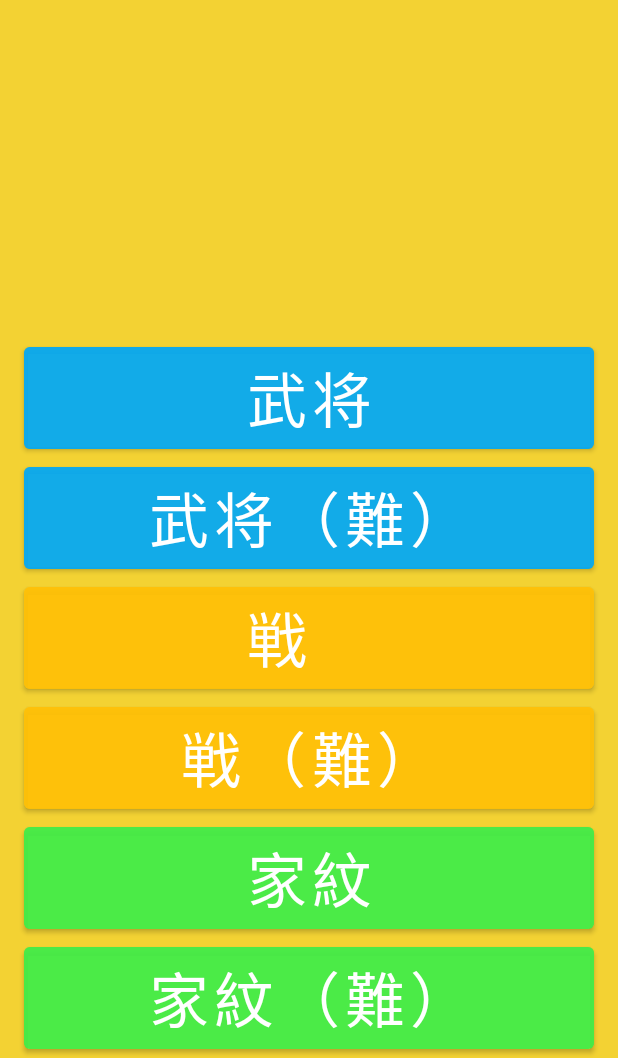
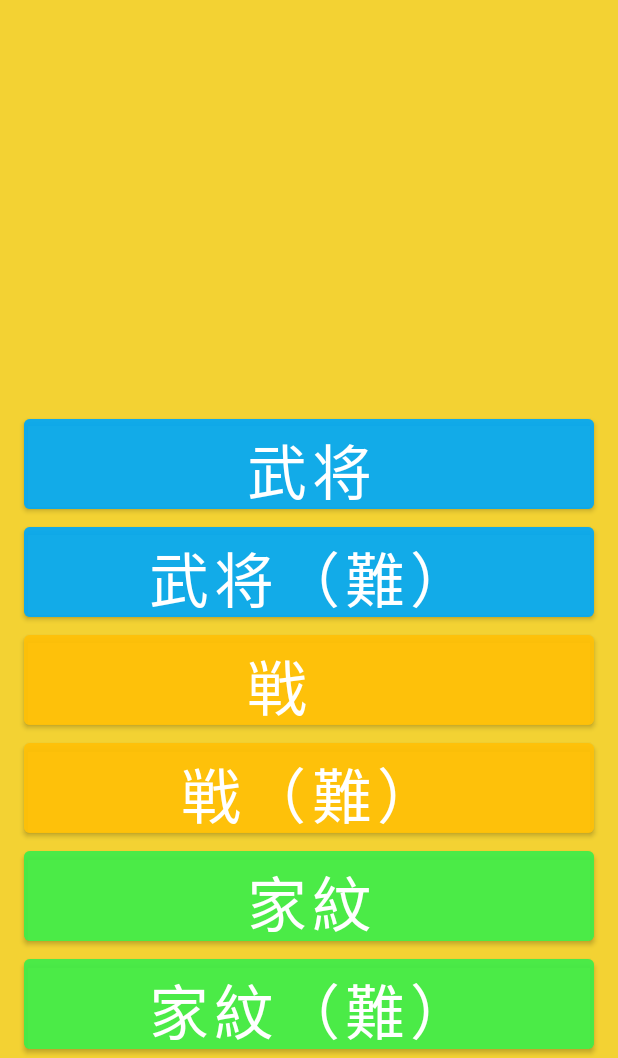
Before and after one commit to SomaBito/Quiz, an Android app: the screen it shows after launch (MainActivity), on a phone screen of 412 x 824 dp, the part 178-1236 px from its top. Run offline under Robolectric (Android 15) with nearby library versions, the phone set to English and light mode, and no system bars; Roboto replaces fonts that are not available here.

Commit message:
配置完了２

```diff
--- a/app/src/main/res/layout/activity_main.xml
+++ b/app/src/main/res/layout/activity_main.xml
@@ -33,7 +33,7 @@
     <Button
         android:id="@+id/startButton"
         android:layout_width="380dp"
-        android:layout_height="80sp"
+        android:layout_height="72sp"
         android:backgroundTint="#BF40ED48"
         android:fontFamily="serif"
         android:text="家紋"
@@ -47,7 +47,7 @@
     <Button
         android:id="@+id/startButton2"
         android:layout_width="380dp"
-        android:layout_height="80sp"
+        android:layout_height="72sp"
         android:backgroundTint="#BF40ED48"
         android:fontFamily="serif"
         android:text="家紋（難）"
@@ -61,7 +61,7 @@
     <Button
         android:id="@+id/startButton3"
         android:layout_width="380dp"
-        android:layout_height="80sp"
+        android:layout_height="72sp"
         android:backgroundTint="#BFFFC107"
         android:fontFamily="serif"
         android:text="戦　"
@@ -74,7 +74,7 @@
     <Button
         android:id="@+id/startButton4"
         android:layout_width="380dp"
-        android:layout_height="80sp"
+        android:layout_height="72sp"
         android:backgroundTint="#BFFFC107"
         android:fontFamily="serif"
         android:text="戦（難）"
@@ -87,7 +87,7 @@
     <Button
         android:id="@+id/startButton5"
         android:layout_width="380dp"
-        android:layout_height="80sp"
+        android:layout_height="72sp"
         android:backgroundTint="#BF03A9F4"
         android:fontFamily="serif"
         android:text="武将"
@@ -100,7 +100,7 @@
     <Button
         android:id="@+id/startButton6"
         android:layout_width="380dp"
-        android:layout_height="80sp"
+        android:layout_height="72sp"
         android:backgroundTint="#BF03A9F4"
         android:fontFamily="serif"
         android:text="武将（難）"
```
